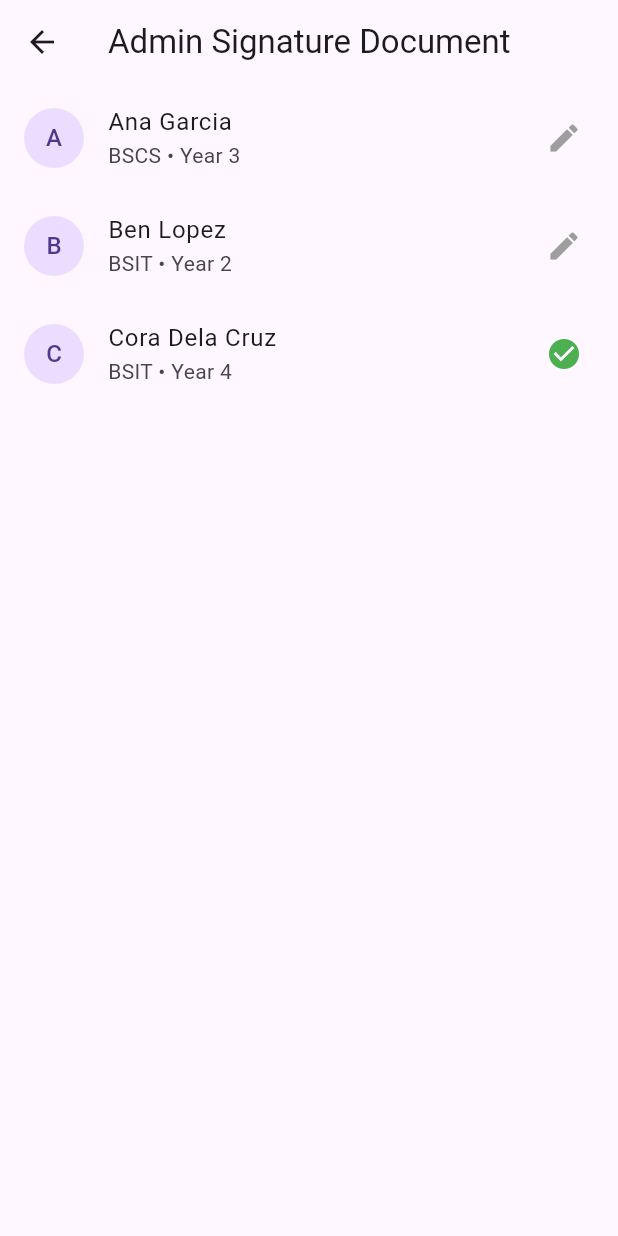
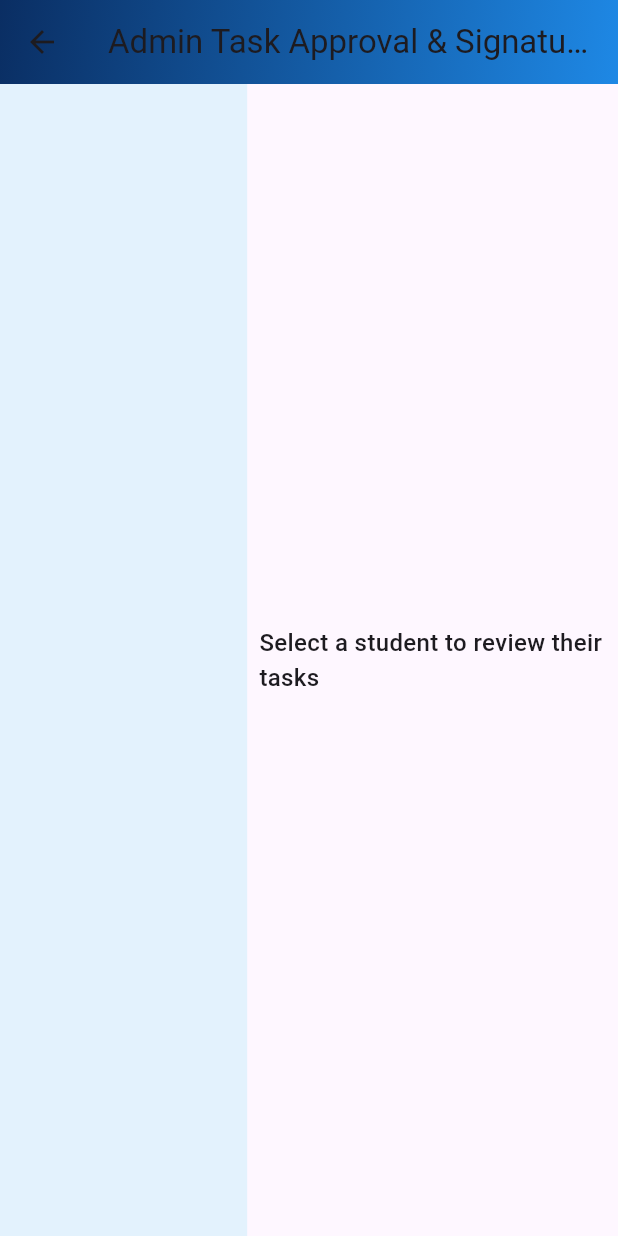
Before and after one commit to gy4an/logmate, a Flutter app: the AdminSignatureScreen screen opened directly, on a phone screen of 412 x 824 dp. Run offline on Flutter 3.47's test engine with Material 3 defaults, Android fonts, the phone set to English and light mode, and no system bars; our stand-ins replace shared_preferences, signature; accounts and stored records are empty.

Commit message:
nagmodify admin signature

```diff
--- a/main/lib/screens/admin_signature_screen.dart
+++ b/main/lib/screens/admin_signature_screen.dart
@@ -1,146 +1,227 @@
+import 'dart:convert';
+import 'dart:typed_data';
 import 'package:flutter/material.dart';
+import 'package:shared_preferences/shared_preferences.dart';
 import 'package:signature/signature.dart';
 
 class AdminSignatureScreen extends StatefulWidget {
-  const AdminSignatureScreen({Key? key}) : super(key: key);
+  const AdminSignatureScreen({super.key});
 
   @override
   State<AdminSignatureScreen> createState() => _AdminSignatureScreenState();
 }
 
 class _AdminSignatureScreenState extends State<AdminSignatureScreen> {
-  // Mock student list — replace with Firebase or DB later
-  final List<Map<String, dynamic>> _students = [
-    {'id': 'S001', 'name': 'Ana Garcia', 'course': 'BSCS', 'year': 3, 'signed': false},
-    {'id': 'S002', 'name': 'Ben Lopez', 'course': 'BSIT', 'year': 2, 'signed': false},
-    {'id': 'S003', 'name': 'Cora Dela Cruz', 'course': 'BSIT', 'year': 4, 'signed': true},
-  ];
+  final SignatureController _adminSignatureController = SignatureController(
+    penStrokeWidth: 3,
+    penColor: Colors.blue,
+  );
 
-  void _openStudent(Map<String, dynamic> student) {
-    Navigator.push(
-      context,
-      MaterialPageRoute(
-        builder: (_) => StudentSignatureDetail(student: student),
-      ),
-    ).then((updated) {
-      if (updated != null) {
-        setState(() {
-          final index = _students.indexWhere((s) => s['id'] == updated['id']);
-          if (index != -1) _students[index] = updated;
-        });
-      }
+  List<String> _students = [];
+  String? _selectedStudent;
+  List<Map<String, dynamic>> _studentTasks = [];
+
+  @override
+  void initState() {
+    super.initState();
+    _loadStudents();
+  }
+
+  Future<void> _loadStudents() async {
+    final prefs = await SharedPreferences.getInstance();
+    final keys = prefs.getKeys();
+    final studentNames = keys
+        .where((key) => key.startsWith('tasks_'))
+        .map((key) => key.replaceFirst('tasks_', ''))
+        .toList();
+
+    setState(() {
+      _students = studentNames;
     });
+  }
+
+  Future<void> _loadStudentTasks(String username) async {
+    final prefs = await SharedPreferences.getInstance();
+    final data = prefs.getString('tasks_$username');
+    if (data == null) return;
+
+    final List<dynamic> decoded = jsonDecode(data);
+    setState(() {
+      _selectedStudent = username;
+      _studentTasks = decoded.map((e) => Map<String, dynamic>.from(e)).toList();
+    });
+  }
+
+  Future<void> _approveAndSignTasks() async {
+    if (_selectedStudent == null) return;
+
+    if (_adminSignatureController.isEmpty) {
+      ScaffoldMessenger.of(context).showSnackBar(
+        const SnackBar(content: Text('Please add your signature first')),
+      );
+      return;
+    }
+
+    final Uint8List? adminSig = await _adminSignatureController.toPngBytes();
+    if (adminSig == null) return;
+
+    final adminSigEncoded = base64Encode(adminSig);
+
+    // Update approval status and save
+    for (var task in _studentTasks) {
+      task['approved'] = true;
+      task['adminSignature'] = adminSigEncoded;
+    }
+
+    final prefs = await SharedPreferences.getInstance();
+    await prefs.setString('tasks_$_selectedStudent', jsonEncode(_studentTasks));
+
+    ScaffoldMessenger.of(context).showSnackBar(
+      SnackBar(content: Text('Tasks approved and signed for $_selectedStudent')),
+    );
+
+    setState(() {
+      _adminSignatureController.clear();
+      _selectedStudent = null;
+      _studentTasks = [];
+    });
+  }
+
+  // 🧱 UI: Student List
+  Widget _buildStudentList() {
+    return ListView.builder(
+      itemCount: _students.length,
+      itemBuilder: (context, index) {
+        final student = _students[index];
+        return ListTile(
+          leading: const Icon(Icons.person, color: Colors.blue),
+          title: Text(student),
+          subtitle: const Text("Tap to view logged tasks"),
+          onTap: () => _loadStudentTasks(student),
+        );
+      },
+    );
+  }
+
+  // 🧱 UI: Student Task List + Signature
+  Widget _buildTaskDetails() {
+    if (_selectedStudent == null) {
+      return const Center(
+        child: Text(
+          "Select a student to review their tasks",
+          style: TextStyle(fontSize: 16, fontWeight: FontWeight.w500),
+        ),
+      );
+    }
+
+    return Column(
+      crossAxisAlignment: CrossAxisAlignment.start,
+      children: [
+        Text(
+          "Tasks of $_selectedStudent",
+          style: const TextStyle(fontSize: 18, fontWeight: FontWeight.bold),
+        ),
+        const Divider(),
+        Expanded(
+          child: ListView.builder(
+            itemCount: _studentTasks.length,
+            itemBuilder: (context, index) {
+              final task = _studentTasks[index];
+              return Card(
+                child: ListTile(
+                  title: Text(task['task']),
+                  subtitle: Column(
+                    crossAxisAlignment: CrossAxisAlignment.start,
+                    children: [
+                      Text("Hours: ${task['hours']}"),
+                      Text(
+                        task['approved']
+                            ? "Status: Approved ✅"
+                            : "Status: Pending ⏳",
+                        style: TextStyle(
+                          color: task['approved'] ? Colors.green : Colors.orange,
+                          fontWeight: FontWeight.bold,
+                        ),
+                      ),
+                    ],
+                  ),
+                ),
+              );
+            },
+          ),
+        ),
+        const SizedBox(height: 10),
+        const Text(
+          "Admin Signature:",
+          style: TextStyle(fontWeight: FontWeight.bold),
+        ),
+        const SizedBox(height: 6),
+        Container(
+          height: 120,
+          decoration: BoxDecoration(
+            border: Border.all(color: Colors.black54),
+            borderRadius: BorderRadius.circular(8),
+          ),
+          child: Signature(
+            controller: _adminSignatureController,
+            backgroundColor: Colors.white,
+          ),
+        ),
+        const SizedBox(height: 8),
+        Row(
+          mainAxisAlignment: MainAxisAlignment.center,
+          children: [
+            ElevatedButton.icon(
+              icon: const Icon(Icons.check),
+              label: const Text("Approve & Sign"),
+              onPressed: _approveAndSignTasks,
+            ),
+            const SizedBox(width: 10),
+            OutlinedButton(
+              onPressed: () => _adminSignatureController.clear(),
+              child: const Text("Clear"),
+            ),
+          ],
+        )
+      ],
+    );
   }
 
   @override
   Widget build(BuildContext context) {
     return Scaffold(
-      appBar: AppBar(title: const Text('Admin Signature Document')),
-      body: ListView.builder(
-        itemCount: _students.length,
-        itemBuilder: (context, i) {
-          final s = _students[i];
-          return ListTile(
-            leading: CircleAvatar(child: Text(s['name'][0])),
-            title: Text(s['name']),
-            subtitle: Text('${s['course']} • Year ${s['year']}'),
-            trailing: Icon(
-              s['signed'] ? Icons.check_circle : Icons.edit,
-              color: s['signed'] ? Colors.green : Colors.grey,
+      appBar: AppBar(
+        title: const Text("Admin Task Approval & Signature"),
+        flexibleSpace: Container(
+          decoration: const BoxDecoration(
+            gradient: LinearGradient(
+              colors: [Color(0xFF0A2E63), Color(0xFF1E88E5)],
+              begin: Alignment.topLeft,
+              end: Alignment.bottomRight,
             ),
-            onTap: () => _openStudent(s),
-          );
-        },
+          ),
+        ),
+      ),
+      body: Row(
+        children: [
+          // Left: Student List
+          Expanded(
+            flex: 2,
+            child: Container(
+              color: Colors.blue.shade50,
+              child: _buildStudentList(),
+            ),
+          ),
+          // Right: Task + Signature
+          Expanded(
+            flex: 3,
+            child: Padding(
+              padding: const EdgeInsets.all(8.0),
+              child: _buildTaskDetails(),
+            ),
+          ),
+        ],
       ),
     );
   }
 }
-
-class StudentSignatureDetail extends StatefulWidget {
-  final Map<String, dynamic> student;
-  const StudentSignatureDetail({Key? key, required this.student}) : super(key: key);
-
-  @override
-  State<StudentSignatureDetail> createState() => _StudentSignatureDetailState();
-}
-
-class _StudentSignatureDetailState extends State<StudentSignatureDetail> {
-  late SignatureController _controller;
-
-  @override
-  void initState() {
-    super.initState();
-    _controller = SignatureController(penStrokeWidth: 2, penColor: Colors.black);
-  }
-
-  @override
-  void dispose() {
-    _controller.dispose();
-    super.dispose();
-  }
-
-  void _saveSignature() {
-    if (_controller.isEmpty) {
-      ScaffoldMessenger.of(context).showSnackBar(
-        const SnackBar(content: Text('Please sign before saving.')),
-      );
-      return;
-    }
-    setState(() => widget.student['signed'] = true);
-    Navigator.pop(context, widget.student);
-  }
-
-  void _clearSignature() => _controller.clear();
-
-  @override
-  Widget build(BuildContext context) {
-    final s = widget.student;
-    return Scaffold(
-      appBar: AppBar(title: Text(s['name'])),
-      body: Padding(
-        padding: const EdgeInsets.all(16.0),
-        child: Column(
-          children: [
-            Card(
-              child: ListTile(
-                title: Text(s['name'], style: const TextStyle(fontWeight: FontWeight.bold)),
-                subtitle: Text('${s['course']} • Year ${s['year']}'),
-              ),
-            ),
-            const SizedBox(height: 20),
-            const Align(
-              alignment: Alignment.centerLeft,
-              child: Text('Signature Area:', style: TextStyle(fontWeight: FontWeight.w600)),
-            ),
-            const SizedBox(height: 8),
-            Expanded(
-              child: Container(
-                decoration: BoxDecoration(
-                  border: Border.all(color: Colors.grey),
-                  color: Colors.white,
-                ),
-                child: Signature(controller: _controller, backgroundColor: Colors.white),
-              ),
-            ),
-            const SizedBox(height: 12),
-            Row(
-              children: [
-                ElevatedButton.icon(
-                  onPressed: _saveSignature,
-                  icon: const Icon(Icons.save),
-                  label: const Text('Save'),
-                ),
-                const SizedBox(width: 10),
-                OutlinedButton.icon(
-                  onPressed: _clearSignature,
-                  icon: const Icon(Icons.clear),
-                  label: const Text('Clear'),
-                ),
-              ],
-            ),
-          ],
-        ),
-      ),
-    );
-  }
-}
```
